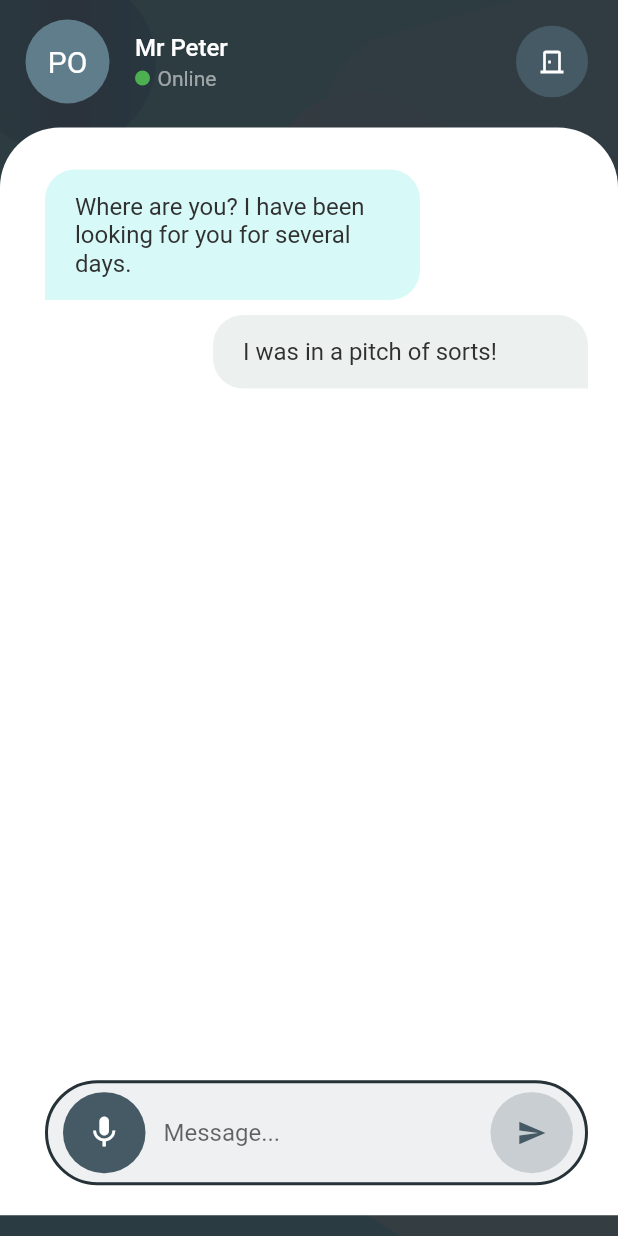
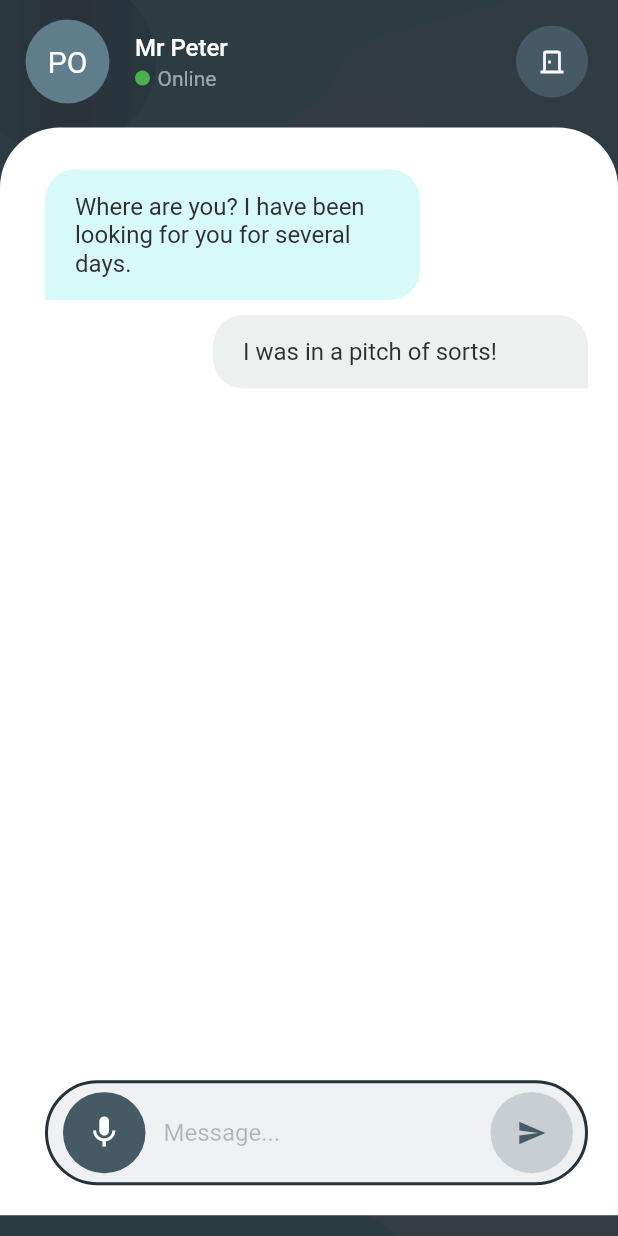
Before and after one commit to iluv27/ghost_talks, a Flutter app: the TextBlob screen opened directly, on a phone screen of 412 x 824 dp. Run offline on Flutter 3.47's test engine with Material 2 defaults, Android fonts, the phone set to English and light mode, and no system bars; our stand-ins replace cloud_firestore, firebase_auth, firebase_core, modal_progress_hud_nsn; missing offline and left inert: dart:ffi; accounts and stored records are empty.

Commit message:
New Commit

```diff
--- a/lib/chat/text_screen.dart
+++ b/lib/chat/text_screen.dart
@@ -247,7 +247,9 @@ class TextBlob extends StatelessWidget {
                                   ),
                                 ),
                               ), // Trailing icon
-                              hintText: 'Message...', // Placeholder text
+                              hintText: 'Message...',
+                              hintStyle: const TextStyle(
+                                  color: Colors.black26), // Placeholder text
                               border: const OutlineInputBorder(
                                 borderRadius:
                                     BorderRadius.all(Radius.elliptical(60, 60)),
```
Also changed, not shown: pubspec.lock, 1 other file.
